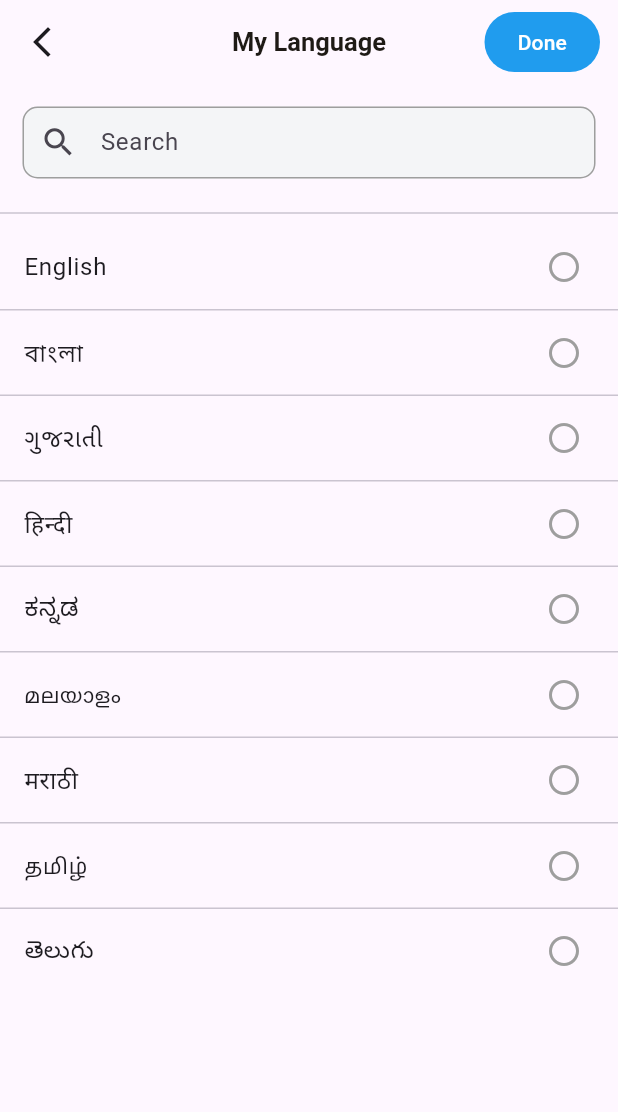
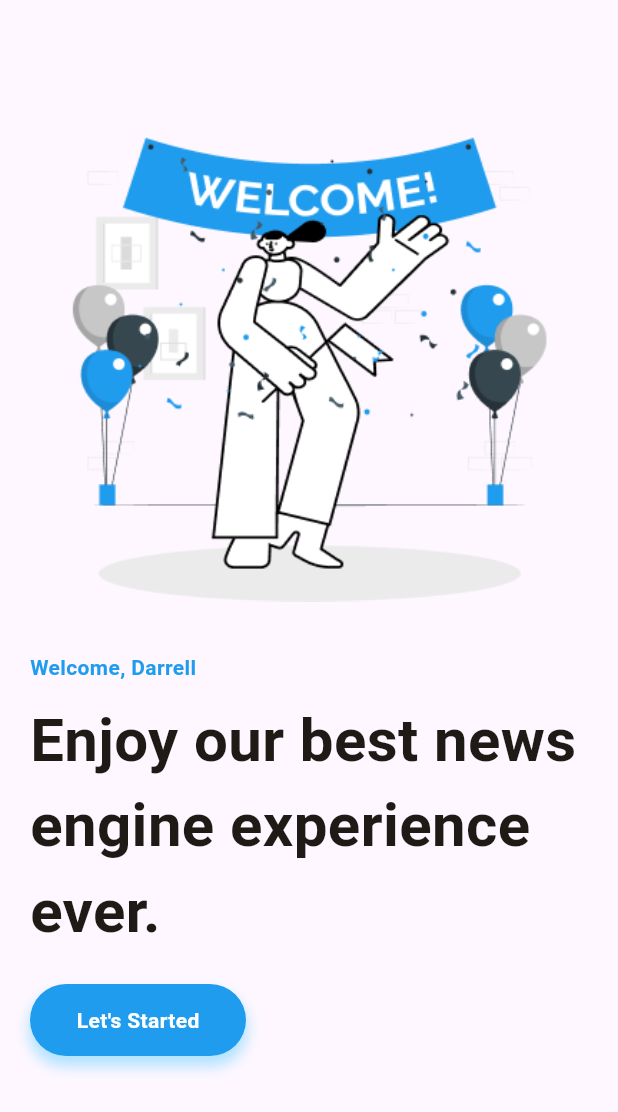
Before and after one commit to MuhammadAmirKhan-57/newzler_app, a Flutter app: the LanguagePickerScreen screen opened directly, after a tap on "Done", on a phone screen of 412 x 824 dp. Shown: the top 1112 px of the screen. Run offline on Flutter 3.47's test engine with Material 3 defaults, Android fonts, the phone set to English and light mode, and no system bars; our stand-ins replace image_picker, smooth_page_indicator.

Commit message:
Wellcome Screen

```diff
--- a/lib/auth/login_screen.dart
+++ b/lib/auth/login_screen.dart
@@ -1,6 +1,7 @@
 import 'package:flutter/material.dart';
 import 'package:newzler_app/auth/signup_screen.dart';
 import 'package:newzler_app/provider/theme_provider.dart';
+import 'package:newzler_app/view/wellcome/wellcome_screen.dart';
 import 'package:newzler_app/widgets/custom_button.dart';
 import 'package:provider/provider.dart';
 
@@ -39,7 +40,7 @@ class _LoginScreenState extends State<LoginScreen> {
                   mainAxisAlignment: MainAxisAlignment.spaceBetween,
                   children: [
                     InkWell(
-                      onTap: () {}, //Wellcome Screen
+                      onTap: () => Navigator.push(context, MaterialPageRoute(builder: (context) => WellcomeScreen())), //Wellcome Screen
                       child: Image.asset(
                         'assets/images/arrow-1.png',
                         color: isDarkTheme ? Colors.white : Colors.black,
--- a/lib/view/language/all_languages.dart
+++ b/lib/view/language/all_languages.dart
@@ -1,6 +1,7 @@
 import 'package:flutter/material.dart';
 import 'package:newzler_app/models/language_model.dart';
 import 'package:newzler_app/provider/theme_provider.dart';
+import 'package:newzler_app/view/wellcome/wellcome_screen.dart';
 
 import 'package:provider/provider.dart';
 
@@ -79,7 +80,7 @@ class _LanguagePickerScreenState extends State<LanguagePickerScreen> {
         ),
         actions: [
           TextButton(
-            onPressed: () {},
+            onPressed: () => Navigator.push(context, MaterialPageRoute(builder: (context) => WellcomeScreen())),
             child: Container(
               width: 77,
               height: 44,
--- a/lib/view/language/language_screen.dart
+++ b/lib/view/language/language_screen.dart
@@ -1,5 +1,6 @@
 import 'package:flutter/material.dart';
 import 'package:newzler_app/provider/theme_provider.dart';
+import 'package:newzler_app/view/language/all_languages.dart';
 import 'package:provider/provider.dart';
 
 class LanguageScareen extends StatefulWidget {
@@ -111,7 +112,7 @@ class _LanguageScareenState extends State<LanguageScareen> {
                     onTap: () => Navigator.pop(context),
                   ),
                   GestureDetector(
-                    onTap: () {},
+                    onTap: () => Navigator.push(context, MaterialPageRoute(builder: (context) => LanguagePickerScreen())),
                     child: Container(
                       width: 150,
                       height: 60,
--- /dev/null
+++ b/lib/view/wellcome/wellcome_screen.dart
@@ -0,0 +1,77 @@
+import 'package:flutter/material.dart';
+import 'package:newzler_app/auth/login_screen.dart';
+import 'package:newzler_app/provider/theme_provider.dart';
+import 'package:provider/provider.dart';
+
+class WellcomeScreen extends StatelessWidget {
+  const WellcomeScreen({super.key});
+
+  @override
+  Widget build(BuildContext context) {
+    final isDarkTheme = Provider.of<ThemeProvider>(context).selectedTheme == 'Night';
+    return Scaffold(
+      body: Padding(
+        padding: const EdgeInsets.all(20.0),
+        child: Column(
+          crossAxisAlignment: CrossAxisAlignment.start,
+          children: [
+            Image.asset('assets/images/Welcome.png',
+            width:  390,
+            height: 390),
+            SizedBox(height:25),
+            Text(
+              'Welcome, Darrell',
+              style: TextStyle(
+                fontSize: 14,
+                fontWeight: FontWeight.w700,
+                color: Color(0xff209CEE),
+              ),
+            ),
+            SizedBox(height:  10),
+            Text(
+              'Enjoy our best news engine experience ever.',
+              style: TextStyle(
+                fontSize: 40,
+                fontWeight: FontWeight.w700,
+                color: isDarkTheme ? Colors.white : Color(0xff1E1A15),
+              ),
+            ),
+            SizedBox(height: 20),
+            GestureDetector(
+              onTap: () => Navigator.push(
+                context,
+                MaterialPageRoute(builder: (context) => LoginScreen()),
+              ),
+              child: Container(
+                width: 144,
+                height: 48,
+                decoration: BoxDecoration(
+                  color: Color(0xff209CEE),
+                  borderRadius: BorderRadius.circular(24),
+                  boxShadow: [
+                    BoxShadow(
+                      color: Colors.lightBlueAccent.withValues(alpha: 0.4),
+                      spreadRadius: 1,
+                      blurRadius: 7,
+                      offset: const Offset(0, 6),
+                    ),
+                  ],
+                ),
+                child: Center(
+                  child: Text(
+                    "Let's Started",
+                    style: TextStyle(
+                      fontSize: 14,
+                      fontWeight: FontWeight.w700,
+                      color: Color(0xffFFFFFF),
+                    ),
+                  ),
+                ),
+              ),
+            ),
+          ],
+        ),
+      ),
+    );
+  }
+}
```
